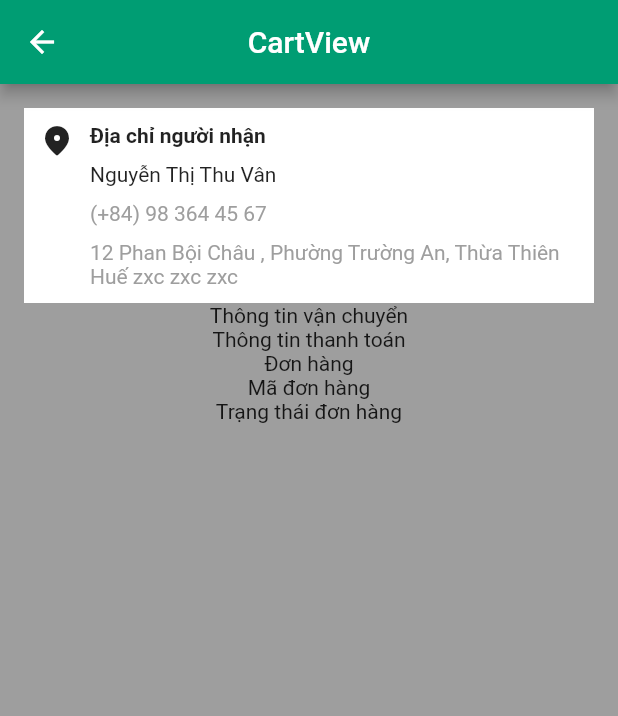
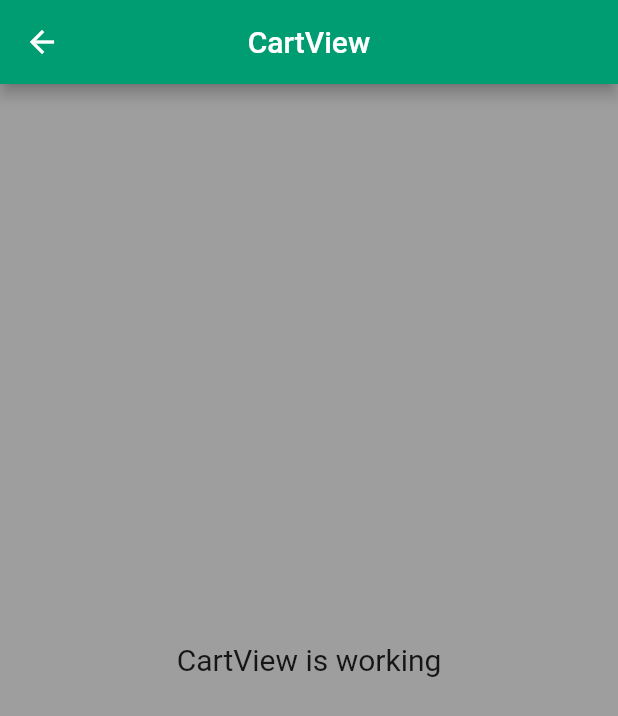
Before and after one commit to duykhanhhs1/shop_app, a Flutter app: the CartView screen opened by its route, on a phone screen of 412 x 824 dp. Shown: the top 716 px of the screen. Run offline on Flutter 3.47's test engine with Material 2 defaults, Android fonts, the phone set to English and light mode, and no system bars; our stand-ins replace dio, form_field_validator, get, get_storage; accounts and stored records are empty; generated files the repository leaves out were written again; network calls fail.

Commit message:
first commit

```diff
--- a/lib/app/modules/cart/views/cart_view.dart
+++ b/lib/app/modules/cart/views/cart_view.dart
@@ -13,58 +13,12 @@ class CartView extends GetView<CartController> {
         title: Text('CartView'),
         centerTitle: true,
       ),
-        body: Container(
-          padding: EdgeInsets.all(16),
-          child: Column(
-            children: [
-              Container(
-                width: Get.width,
-                padding: EdgeInsets.all(10),
-                color: Colors.white,
-                child: Row(
-                  crossAxisAlignment: CrossAxisAlignment.start,
-                  children: [
-                    Icon(Icons.location_on_rounded),
-                    SizedBox(width: 10),
-                    Expanded(
-                      child: Column(
-                        crossAxisAlignment: CrossAxisAlignment.start,
-                        children: [
-                          Text(
-                            'Địa chỉ người nhận',
-                            style: TextStyle(
-                              fontWeight: FontWeight.w600,
+      body: Center(
+        child: Text(
+          'CartView is working',
+          style: TextStyle(fontSize: 20),
         ),
       ),
-                          SizedBox(height: 10),
-                          Text('Nguyễn Thị Thu Vân'),
-                          SizedBox(height: 10),
-                          Text(
-                            '(+84) 98 364 45 67',
-                            style: TextStyle(
-                              color: Colors.grey,
-                            ),
-                          ),
-                          SizedBox(height: 10),
-                          Text(
-                            '12 Phan Bội Châu , Phường Trường An, Thừa Thiên Huế zxc zxc zxc',
-                            style: TextStyle(
-                              color: Colors.grey,
-                            ),
-                          )
-                        ],
-                      ),
-                    )
-                  ],
-                ),
-              ),
-              Text('Thông tin vận chuyển'),
-              Text('Thông tin thanh toán'),
-              Text('Đơn hàng'),
-              Text('Mã đơn hàng'),
-              Text('Trạng thái đơn hàng'),
-            ],
-          ),
-        ));
+    );
   }
 }
--- a/lib/app/modules/home/views/cart_view.dart
+++ /dev/null
@@ -1,21 +0,0 @@
-import 'package:flutter/material.dart';
-
-import 'package:get/get.dart';
-
-class CartView extends GetView {
-  @override
-  Widget build(BuildContext context) {
-    return Scaffold(
-      appBar: AppBar(
-        title: Text('CartView'),
-        centerTitle: true,
-      ),
-      body: Center(
-        child: Text(
-          'CartView is working',
-          style: TextStyle(fontSize: 20),
-        ),
-      ),
-    );
-  }
-}
```
Lines whose indentation alone changed are shown as unchanged.
